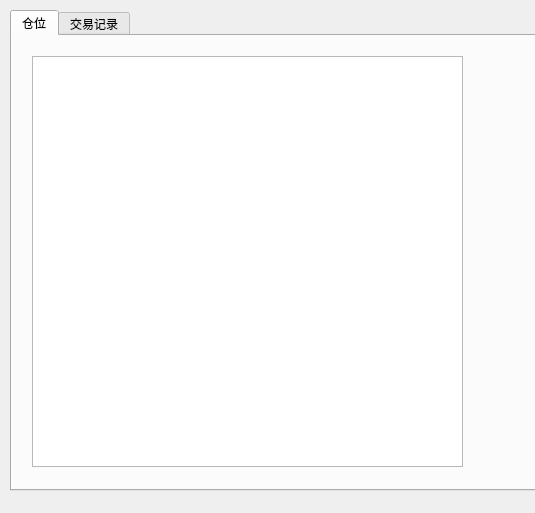
Old version of the form TradeWinner/records.ui in the repository spartawwy/mock_proj.
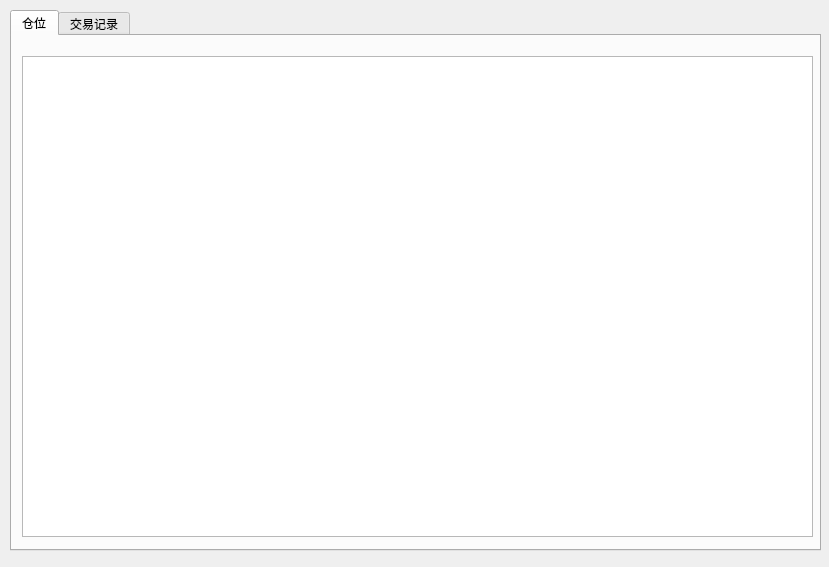
New version of the form. The open tabs and pages were chosen to show the change.

Commit message: reallizing 2  record win

The edit to the form file:
```diff
--- a/TradeWinner/records.ui
+++ b/TradeWinner/records.ui
@@ -6,8 +6,8 @@
    <rect>
     <x>0</x>
     <y>0</y>
-    <width>535</width>
-    <height>513</height>
+    <width>829</width>
+    <height>567</height>
    </rect>
   </property>
   <property name="windowTitle">
@@ -18,8 +18,8 @@
     <rect>
      <x>10</x>
      <y>10</y>
-     <width>531</width>
-     <height>481</height>
+     <width>811</width>
+     <height>541</height>
     </rect>
    </property>
    <property name="currentIndex">
@@ -32,10 +32,10 @@
     <widget class="QTableView" name="tbview_position">
      <property name="geometry">
       <rect>
-       <x>20</x>
+       <x>10</x>
        <y>20</y>
-       <width>431</width>
-       <height>411</height>
+       <width>791</width>
+       <height>481</height>
       </rect>
      </property>
     </widget>
```
Left out of the diff: 6 changed lines with no effect on the pictures. The commit also changes 10 other files.
